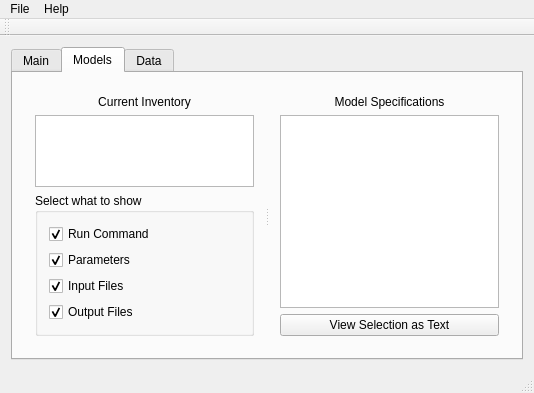
Old version of the form src/MacsurAdapter/madmainwindowbase.ui in the repository arkygeek/MAD.
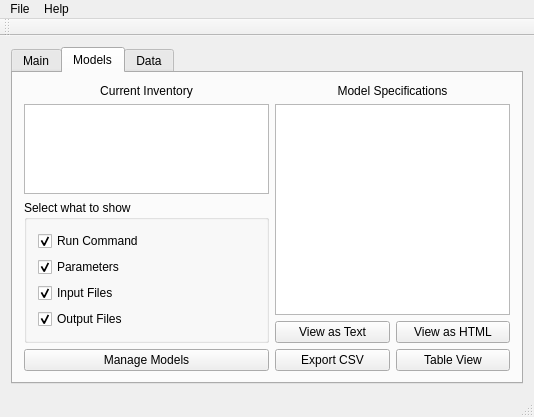
New version of the form. The open tabs and pages were chosen to show the change. Icons and pictures are not drawn.

Commit message: added info tab to data classification to properly give credit to those who developed the methodology.  Added (non-functioning) buttons to display model details in table, html, and export to CSV format

The edit to the form file:
```diff
--- a/src/MacsurAdapter/madmainwindowbase.ui
+++ b/src/MacsurAdapter/madmainwindowbase.ui
@@ -7,7 +7,7 @@
     <x>0</x>
     <y>0</y>
     <width>534</width>
-    <height>367</height>
+    <height>417</height>
    </rect>
   </property>
   <property name="windowTitle">
@@ -152,12 +152,7 @@
         <string>Models</string>
        </attribute>
        <layout class="QGridLayout" name="gridLayout_3">
-        <item row="0" column="0">
-         <widget class="QSplitter" name="splitter">
-          <property name="orientation">
-           <enum>Qt::Horizontal</enum>
-          </property>
-          <widget class="QWidget" name="layoutWidget">
+        <item row="0" column="0" rowspan="3">
            <layout class="QVBoxLayout" name="vLayout">
             <item>
              <widget class="QLabel" name="lblCurrentInventory">
@@ -249,10 +244,8 @@
              </widget>
             </item>
            </layout>
-          </widget>
-          <widget class="QWidget" name="layoutWidget1">
-           <layout class="QVBoxLayout" name="vlayoutModelSpecs">
-            <item>
+        </item>
+        <item row="0" column="1" colspan="2">
              <widget class="QLabel" name="lblModelSpecs">
               <property name="text">
                <string>Model Specifications</string>
@@ -262,21 +255,54 @@
               </property>
              </widget>
             </item>
-            <item>
+        <item row="1" column="1" colspan="2">
              <widget class="QTextEdit" name="tedModelSpecsModel"/>
             </item>
-            <item>
+        <item row="2" column="1">
              <widget class="QPushButton" name="pbViewAsText">
               <property name="toolTip">
                <string>&lt;html&gt;&lt;head/&gt;&lt;body&gt;&lt;p&gt;Details of selection opens in a new text window&lt;/p&gt;&lt;/body&gt;&lt;/html&gt;</string>
               </property>
               <property name="text">
-               <string>View Selection as Text</string>
+           <string>View as Text</string>
               </property>
              </widget>
             </item>
-           </layout>
-          </widget>
+        <item row="2" column="2">
+         <widget class="QPushButton" name="pbViewAsHtml">
+          <property name="toolTip">
+           <string>&lt;html&gt;&lt;head/&gt;&lt;body&gt;&lt;p&gt;Details of selection opens in a new text window&lt;/p&gt;&lt;/body&gt;&lt;/html&gt;</string>
+          </property>
+          <property name="text">
+           <string>View as HTML</string>
+          </property>
+         </widget>
+        </item>
+        <item row="3" column="0">
+         <widget class="QPushButton" name="pushButton">
+          <property name="text">
+           <string>Manage Models</string>
+          </property>
+         </widget>
+        </item>
+        <item row="3" column="1">
+         <widget class="QPushButton" name="pbExportCsv">
+          <property name="toolTip">
+           <string>&lt;html&gt;&lt;head/&gt;&lt;body&gt;&lt;p&gt;Details of selection opens in a new text window&lt;/p&gt;&lt;/body&gt;&lt;/html&gt;</string>
+          </property>
+          <property name="text">
+           <string>Export CSV</string>
+          </property>
+         </widget>
+        </item>
+        <item row="3" column="2">
+         <widget class="QPushButton" name="pbTableView">
+          <property name="toolTip">
+           <string>&lt;html&gt;&lt;head/&gt;&lt;body&gt;&lt;p&gt;Details of selection opens in a new text window&lt;/p&gt;&lt;/body&gt;&lt;/html&gt;</string>
+          </property>
+          <property name="text">
+           <string>Table View</string>
+          </property>
          </widget>
         </item>
        </layout>
```
Left out of the diff: 2 changed lines with no effect on the pictures. Lines whose indentation alone changed are shown as unchanged. The commit also changes 18 other files.
